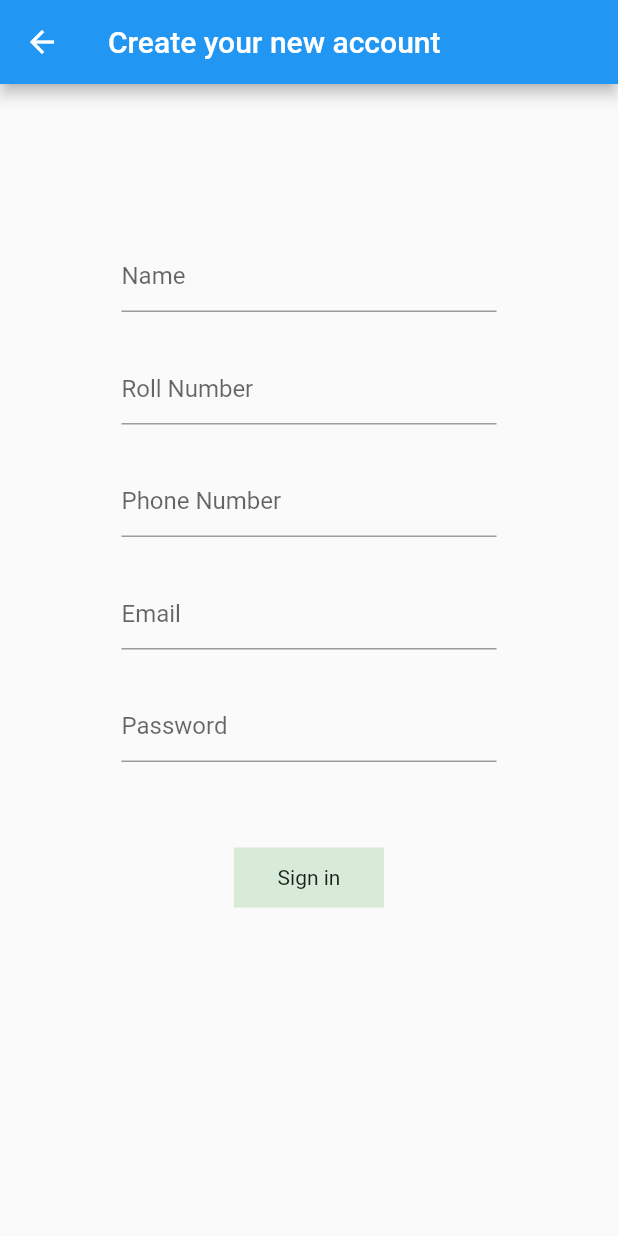
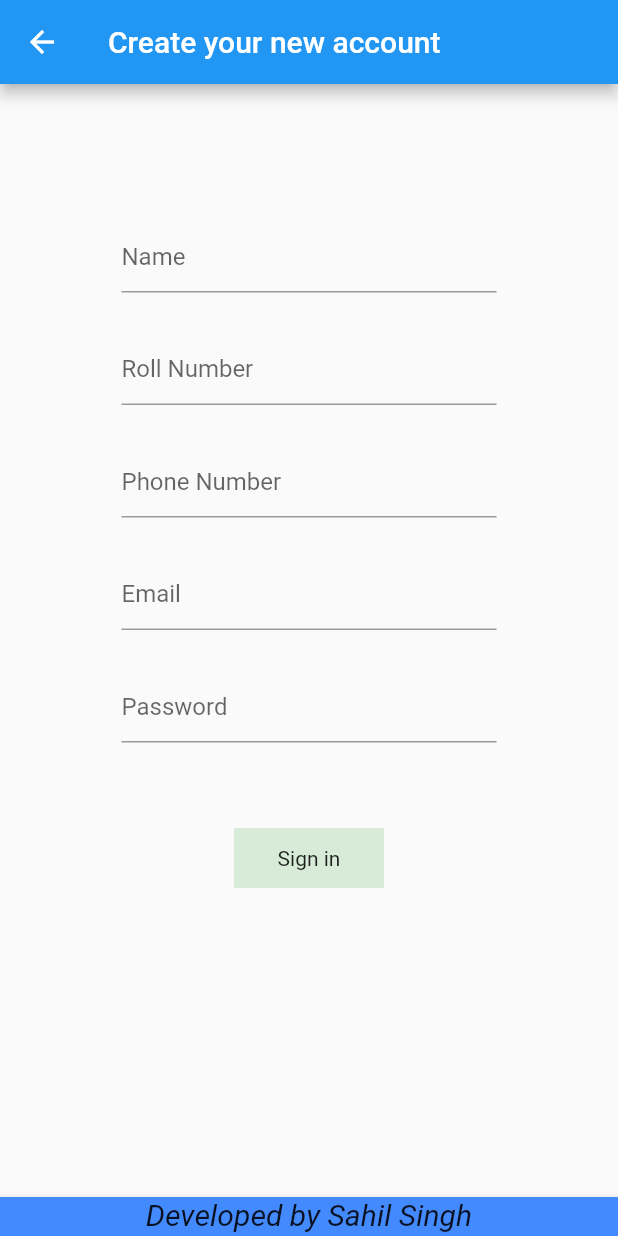
Before and after one commit to Sahilsingh0808/IITK-Sports-Booking-Portal, a Flutter app: the screen it shows after launch, after a tap on "REGISTER", on a phone screen of 412 x 824 dp. Run offline on Flutter 3.47's test engine with Material 2 defaults, Android fonts, the phone set to English and light mode, and no system bars; our stand-ins replace awesome_dialog, cloud_firestore, firebase_auth, firebase_core, fluttertoast, numberpicker; missing offline and left inert: simple_fontellico_progress_dialog; accounts and stored records are empty.

Commit message:
credit added

```diff
--- a/lib/authentication/regsiter.dart
+++ b/lib/authentication/regsiter.dart
@@ -111,6 +111,21 @@ class _RegisterPageState extends State<RegisterPage> {
   @override
   Widget build(BuildContext context) {
     return Scaffold(
+        bottomNavigationBar: const BottomAppBar(
+          color: Colors.blueAccent,
+          child: SizedBox(
+            height: 26,
+            child: Text(
+              'Developed by Sahil Singh',
+              textAlign: TextAlign.center,
+              style: TextStyle(
+                  fontSize: 20,
+                  decorationStyle: TextDecorationStyle.wavy,
+                  fontStyle: FontStyle.italic),
+            ),
+          ),
+          elevation: 5,
+        ),
         appBar: AppBar(
           title: const Text("Create your new account"),
           leading: IconButton(
--- a/lib/main.dart
+++ b/lib/main.dart
@@ -78,6 +78,21 @@ class _MyHomePageState extends State<MyHomePage> {
       home: WillPopScope(
         onWillPop: () async => false,
         child: Scaffold(
+          bottomNavigationBar: const BottomAppBar(
+            color: Colors.blueAccent,
+            child: SizedBox(
+              height: 26,
+              child: Text(
+                'Developed by Sahil Singh',
+                textAlign: TextAlign.center,
+                style: TextStyle(
+                    fontSize: 20,
+                    decorationStyle: TextDecorationStyle.wavy,
+                    fontStyle: FontStyle.italic),
+              ),
+            ),
+            elevation: 5,
+          ),
           appBar: AppBar(
             // Here we take the value from the MyHomePage object that was created by
             // the App.build method, and use it to set our appbar title.
```
Also changed, not shown: lib/authentication/login.dart (+15 -0 lines), lib/book.dart (+23 -0 lines), lib/company.dart (+15 -0 lines).
